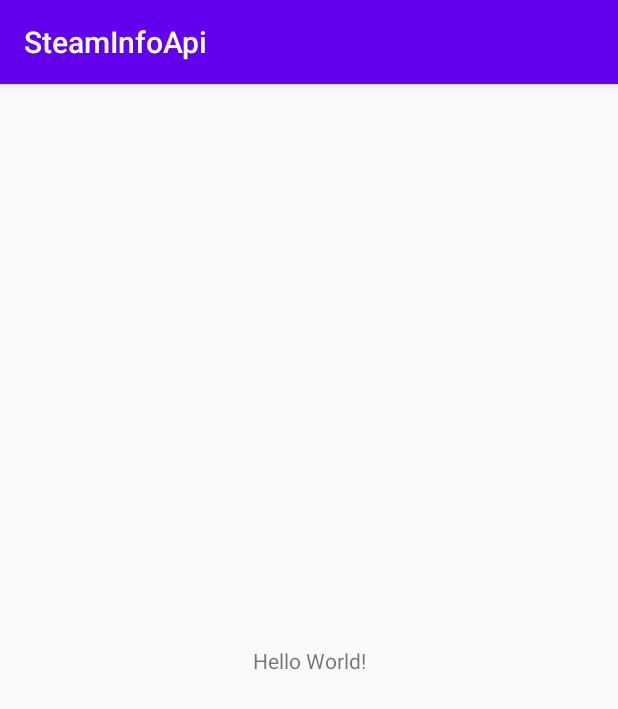
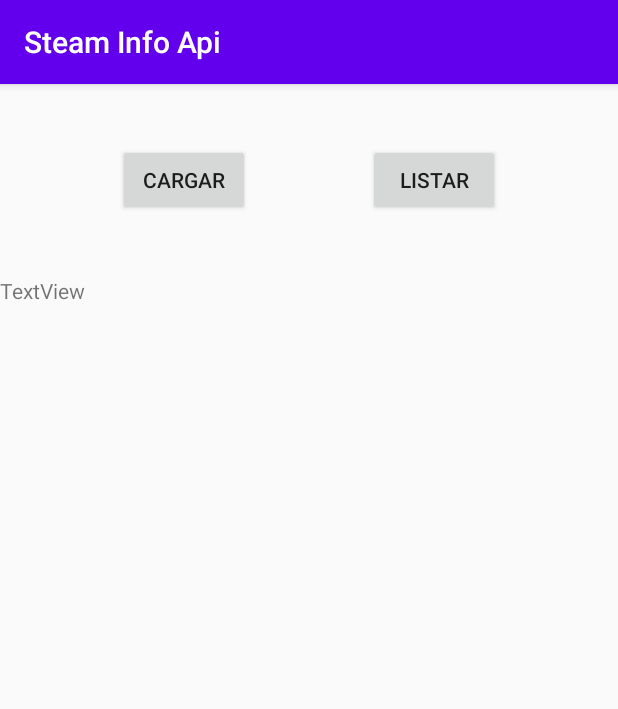
Before and after one commit to gago852/SteamInfoApi, an Android app: the screen it shows after launch (MainActivity), on a phone screen of 412 x 824 dp. Shown: the top 709 px of the screen. Run offline under Robolectric (Android 15) with nearby library versions, the phone set to English and light mode, and no system bars.

Commit message:
siguiente commit
Signed-off-by: Gabriel Gomez <gago.852@outlook.com>

```diff
--- a/app/build.gradle
+++ b/app/build.gradle
@@ -33,4 +33,6 @@ dependencies {
     androidTestImplementation 'androidx.test.espresso:espresso-core:3.2.0'
     implementation 'com.google.code.gson:gson:2.8.6'
     implementation 'com.android.volley:volley:1.1.1'
+    implementation 'androidx.recyclerview:recyclerview:1.1.0'
+    implementation 'com.google.android.material:material:1.1.0'
 }
--- a/app/src/main/AndroidManifest.xml
+++ b/app/src/main/AndroidManifest.xml
@@ -9,6 +9,7 @@
         android:roundIcon="@mipmap/ic_launcher_round"
         android:supportsRtl="true"
         android:theme="@style/AppTheme">
+        <activity android:name=".ListadoActivity"></activity>
         <activity android:name=".MainActivity">
             <intent-filter>
                 <action android:name="android.intent.action.MAIN" />
--- a/app/src/main/res/layout/activity_main.xml
+++ b/app/src/main/res/layout/activity_main.xml
@@ -6,13 +6,36 @@
     android:layout_height="match_parent"
     tools:context=".MainActivity">
 
-    <TextView
+    <Button
+        android:id="@+id/btCargar"
         android:layout_width="wrap_content"
         android:layout_height="wrap_content"
-        android:text="Hello World!"
-        app:layout_constraintBottom_toBottomOf="parent"
-        app:layout_constraintLeft_toLeftOf="parent"
-        app:layout_constraintRight_toRightOf="parent"
+        android:layout_marginTop="40dp"
+        android:text="@string/bt_cargar"
+        app:layout_constraintEnd_toStartOf="@+id/btListar"
+        app:layout_constraintHorizontal_bias="0.5"
+        app:layout_constraintStart_toStartOf="parent"
         app:layout_constraintTop_toTopOf="parent" />
 
+    <Button
+        android:id="@+id/btListar"
+        android:layout_width="wrap_content"
+        android:layout_height="wrap_content"
+        android:text="@string/bt_listar"
+        app:layout_constraintBaseline_toBaselineOf="@+id/btCargar"
+        app:layout_constraintEnd_toEndOf="parent"
+        app:layout_constraintHorizontal_bias="0.5"
+        app:layout_constraintStart_toEndOf="@+id/btCargar" />
+
+    <TextView
+        android:id="@+id/tvLista"
+        android:layout_width="0dp"
+        android:layout_height="0dp"
+        android:layout_marginTop="40dp"
+        android:text="TextView"
+        app:layout_constraintBottom_toBottomOf="parent"
+        app:layout_constraintEnd_toEndOf="parent"
+        app:layout_constraintStart_toStartOf="parent"
+        app:layout_constraintTop_toBottomOf="@+id/btCargar" />
+
 </androidx.constraintlayout.widget.ConstraintLayout>
--- a/app/src/main/res/values/strings.xml
+++ b/app/src/main/res/values/strings.xml
@@ -1,3 +1,6 @@
 <resources>
-    <string name="app_name">SteamInfoApi</string>
+    <string name="app_name">Steam Info Api</string>
+
+    <string name="bt_cargar">Cargar</string>
+    <string name="bt_listar">Listar</string>
 </resources>
```
Also changed, not shown: 1 other file.
